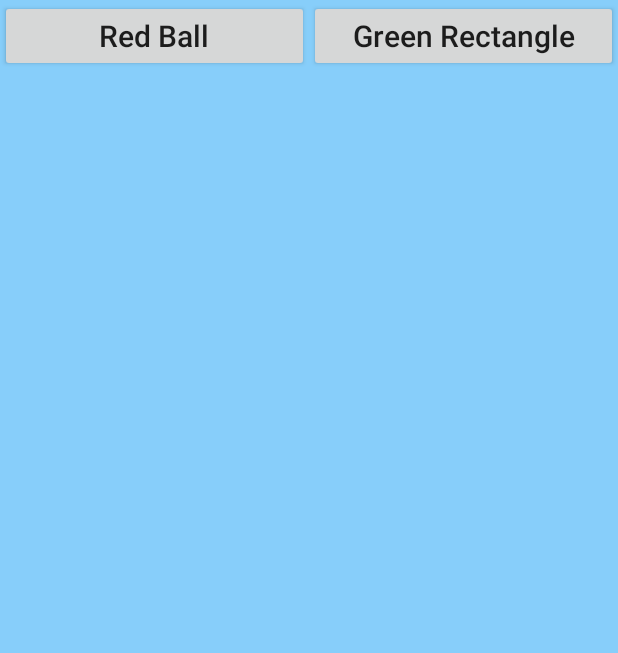
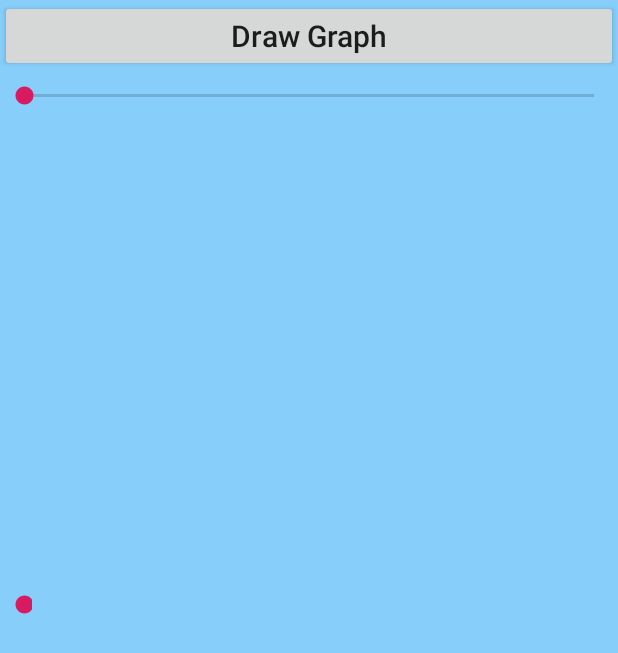
Before and after one commit to rthaiva1/Surface-View, an Android app: the layout activity_main.xml on its own in the app's theme, with its tools: preview values and no code run, on a phone screen of 412 x 824 dp. Shown: the top 653 px of the screen. Run offline under Robolectric (Android 15) with nearby library versions, the phone set to English and light mode, and no system bars.

```diff
--- a/app/src/main/res/layout/activity_main.xml
+++ b/app/src/main/res/layout/activity_main.xml
@@ -10,7 +10,9 @@
     <LinearLayout
         android:layout_width="match_parent"
         android:layout_height="match_parent"
-        android:orientation="vertical">
+        android:orientation="vertical"
+        app:layout_constraintEnd_toStartOf="parent"
+        tools:layout_editor_absoluteY="64dp">
 
         <LinearLayout
             android:layout_width="match_parent"
@@ -22,25 +24,30 @@
                 android:layout_width="1dp"
                 android:layout_height="wrap_content"
                 android:layout_weight="1"
-                android:text="Red Ball"
+                android:text="Draw Graph"
                 android:textAllCaps="false"
                 android:textSize="20dp" />
 
-            <Button
-                android:id="@+id/greenButton"
-                android:layout_width="1dp"
-                android:layout_height="wrap_content"
-                android:layout_weight="1"
-                android:text="Green Rectangle"
-                android:textAllCaps="false"
-                android:textSize="20dp" />
         </LinearLayout>
 
         <LinearLayout
             android:id="@+id/customViewLayout"
             android:layout_width="match_parent"
             android:layout_height="wrap_content"
-            android:orientation="vertical">
-        </LinearLayout>
+            android:orientation="vertical"></LinearLayout>
+
+        <SeekBar
+            android:id="@+id/seekBar"
+            android:layout_width="match_parent"
+            android:layout_height="32dp"
+            android:outlineAmbientShadowColor="@color/colorPrimaryDark"
+            tools:visibility="visible" />
+
+        <SeekBar
+            android:id="@+id/seekBar2"
+            android:layout_width="21dp"
+            android:layout_height="647dp"
+            android:visibility="visible"
+            tools:visibility="visible" />
     </LinearLayout>
 </android.support.constraint.ConstraintLayout>
```
Also changed, not shown: app/src/main/java/edu/binghamton/cs/surface/MainActivity.java (+12 -19 lines), app/src/main/java/edu/binghamton/cs/surface/MySurface.java (+54 -40 lines).
